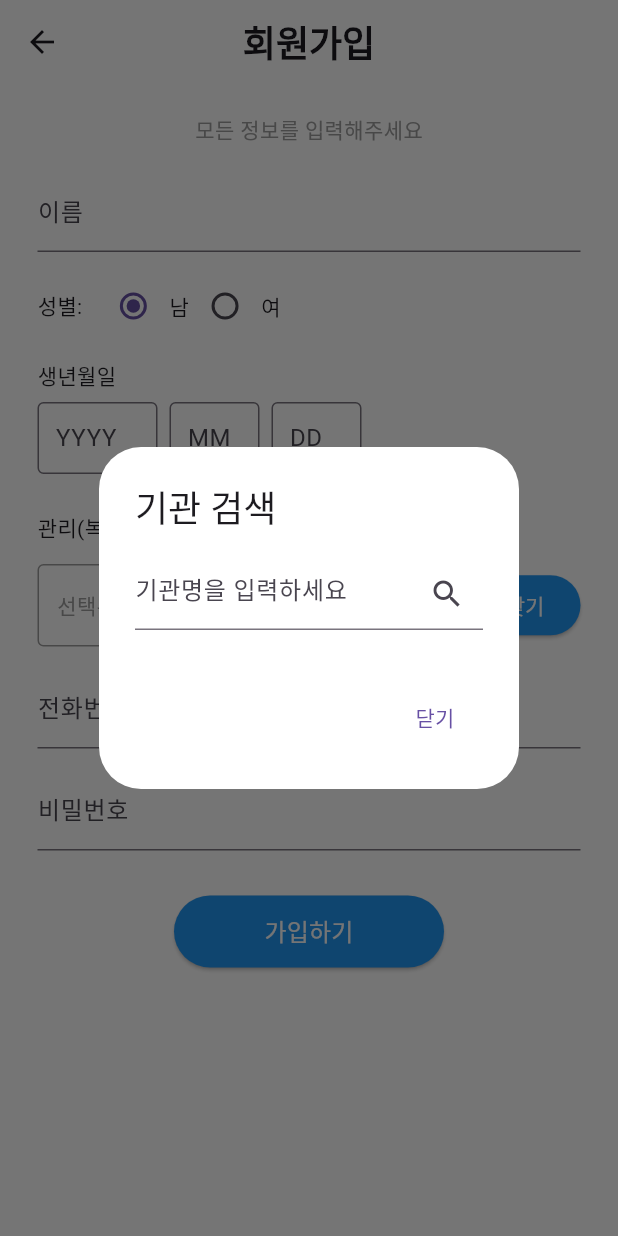
After one commit to 2024-2-CECD2-Hyeyoom/smart-elderly-care-frontend, a Flutter app: the PersonalSignupScreen screen opened directly, after a tap on "기관 찾기", on a phone screen of 412 x 824 dp. The commit adds this screen. Run offline on Flutter 3.47's test engine with Material 3 defaults, Android fonts, the phone set to English and light mode, and no system bars.

Commit message:
feat: 개인용 분석  확인 서비스 회원가입 화면 구현

```diff
--- a/lib/main.dart
+++ b/lib/main.dart
@@ -1,5 +1,6 @@
 import 'package:flutter/material.dart';
-import 'package:frontend/screens/my_login_screen.dart';
+import 'package:frontend/screens/login_screens/login_screen.dart';
+import 'package:frontend/screens/login_screens/personal_signUp_screen.dart';
 import 'package:frontend/screens/start_screen.dart';
 
 void main() {
--- a/lib/screens/my_login_screen.dart
+++ b/lib/screens/login_screens/login_screen.dart
@@ -1,15 +1,16 @@
 import 'package:flutter/material.dart';
+import 'package:frontend/screens/login_screens/personal_signUp_screen.dart';
 
 enum LoginType { user, admin }
 
-class MyLoginScreen extends StatelessWidget {
+class LoginScreen extends StatelessWidget {
   final TextEditingController phoneController = TextEditingController();
   final TextEditingController passwordController = TextEditingController();
   final ValueNotifier<bool> autoLogin = ValueNotifier(false); // 자동 로그인 상태 관리
 
   final LoginType loginType;
 
-  MyLoginScreen({super.key, required this.loginType});
+  LoginScreen({super.key, required this.loginType});
 
   @override
   Widget build(BuildContext context) {
@@ -94,7 +95,24 @@ class MyLoginScreen extends StatelessWidget {
                       ),
                       const Text('|'),
                       TextButton(
-                        onPressed: () {},
+                        onPressed: () {
+                          if (loginType == LoginType.user) {
+                            Navigator.push(
+                              context,
+                              MaterialPageRoute(
+                                  builder: (context) =>
+                                      const PersonalSignupScreen()),
+                            );
+                          } else {
+                            // 모니터링 케어 서비스 회원가입 페이지 아직
+                            Navigator.push(
+                              context,
+                              MaterialPageRoute(
+                                  builder: (context) =>
+                                      const PersonalSignupScreen()),
+                            );
+                          }
+                        },
                         child: const Text(
                           '회원가입',
                           style: TextStyle(color: Colors.grey),
--- /dev/null
+++ b/lib/screens/login_screens/personal_signUp_screen.dart
@@ -0,0 +1,346 @@
+import 'package:flutter/material.dart';
+
+class PersonalSignupScreen extends StatefulWidget {
+  const PersonalSignupScreen({super.key});
+
+  @override
+  State<PersonalSignupScreen> createState() => _SignUpScreenState();
+}
+
+class _SignUpScreenState extends State<PersonalSignupScreen> {
+  String? gender = '남';
+  String selectedCenter = '선택해주세요';
+  String? welfareCenter = '유';
+  String selectedInstitutionName = '';
+  DateTime? birthDate;
+
+  final nameController = TextEditingController();
+  final addressController = TextEditingController();
+  final contactController = TextEditingController();
+  final conditionController = TextEditingController();
+  final passwordController = TextEditingController();
+  final yearController = TextEditingController();
+  final monthController = TextEditingController();
+  final dayController = TextEditingController();
+
+  @override
+  Widget build(BuildContext context) {
+    return Scaffold(
+      backgroundColor: Colors.white,
+      appBar: AppBar(
+        backgroundColor: Colors.white,
+        centerTitle: true,
+        title: const Text(
+          '회원가입',
+          style: TextStyle(fontSize: 24, fontWeight: FontWeight.w700),
+        ),
+      ),
+      body: GestureDetector(
+        onTap: () {
+          // 입력창 포커스 해제 → 키보드 닫힘
+          FocusScope.of(context).unfocus();
+        },
+        child: SafeArea(
+          child: SingleChildScrollView(
+            padding: const EdgeInsets.symmetric(vertical: 20, horizontal: 25),
+            child: Column(
+              crossAxisAlignment: CrossAxisAlignment.start,
+              children: [
+                const Center(
+                  child: Column(
+                    children: [
+                      Text('모든 정보를 입력해주세요',
+                          style: TextStyle(color: Colors.grey)),
+                    ],
+                  ),
+                ),
+                const SizedBox(height: 15),
+
+                // 이름
+                _buildLabeledInput('이름', nameController),
+
+                // 성별
+                const SizedBox(height: 12),
+                Row(
+                  children: [
+                    const Text('성별:'),
+                    const SizedBox(width: 10),
+                    Radio<String>(
+                      value: '남',
+                      groupValue: gender,
+                      onChanged: (value) {
+                        setState(() {
+                          gender = value;
+                        });
+                      },
+                    ),
+                    const Text('남'),
+                    Radio<String>(
+                      value: '여',
+                      groupValue: gender,
+                      onChanged: (value) {
+                        setState(() {
+                          gender = value;
+                        });
+                      },
+                    ),
+                    const Text('여'),
+                  ],
+                ),
+
+                // 생년월일
+                const SizedBox(height: 12),
+                const Text('생년월일'),
+                const SizedBox(height: 8),
+                BirthInput(
+                  yearController: yearController,
+                  monthController: monthController,
+                  dayController: dayController,
+                ),
+
+                // 관리 기관 유무
+                const SizedBox(height: 12),
+                Row(
+                  children: [
+                    const Text('관리(복지) 기관 계약:'),
+                    const SizedBox(width: 10),
+                    Radio<String>(
+                      value: '유',
+                      groupValue: welfareCenter,
+                      onChanged: (value) {
+                        setState(() {
+                          welfareCenter = value;
+                        });
+                      },
+                    ),
+                    const Text('유'),
+                    Radio<String>(
+                      value: '무',
+                      groupValue: welfareCenter,
+                      onChanged: (value) {
+                        setState(() {
+                          welfareCenter = value;
+                        });
+                      },
+                    ),
+                    const Text('무'),
+                  ],
+                ),
+                // 기관 찾기
+                // 기관 계약 유 일때만 보임
+                if (welfareCenter == '유') ...[
+                  Row(
+                    children: [
+                      Expanded(
+                        child: Container(
+                          padding: const EdgeInsets.symmetric(
+                              horizontal: 12, vertical: 16),
+                          decoration: BoxDecoration(
+                            border: Border.all(color: Colors.grey),
+                            borderRadius: BorderRadius.circular(4),
+                          ),
+                          child: Text(
+                            selectedInstitutionName.isEmpty
+                                ? '선택된 기관 없음'
+                                : selectedInstitutionName,
+                            style: TextStyle(
+                                color: selectedInstitutionName.isEmpty
+                                    ? Colors.grey
+                                    : Colors.black),
+                          ),
+                        ),
+                      ),
+                      const SizedBox(width: 8),
+                      ElevatedButton(
+                        onPressed: () async {
+                          await showInstitutionSearchDialog(context,
+                              (selectedName) {
+                            setState(() {
+                              selectedInstitutionName = selectedName;
+                            });
+                          });
+                        },
+                        style: ElevatedButton.styleFrom(
+                          backgroundColor: Colors.blue,
+                          foregroundColor: Colors.white,
+                        ),
+                        child: const Text('기관 찾기'),
+                      ),
+                    ],
+                  ),
+                ],
+                const SizedBox(height: 12),
+
+                // 전화번호
+                _buildLabeledInput('전화번호', contactController),
+
+                // 비밀번호
+                const SizedBox(height: 12),
+                TextField(
+                  controller: passwordController,
+                  obscureText: true,
+                  decoration: const InputDecoration(
+                    labelText: '비밀번호',
+                    hintText: '입력해주세요',
+                  ),
+                ),
+
+                // 가입하기 버튼
+                const SizedBox(height: 30),
+                Center(
+                  child: ElevatedButton(
+                    onPressed: () {
+                      // 가입 로직
+                    },
+                    style: ElevatedButton.styleFrom(
+                      minimumSize: const Size(180, 48),
+                      backgroundColor: Colors.blue,
+                    ),
+                    child: const Text(
+                      '가입하기',
+                      style: TextStyle(fontSize: 16, color: Colors.white),
+                    ),
+                  ),
+                ),
+
+                const SizedBox(height: 24),
+              ],
+            ),
+          ),
+        ),
+      ),
+    );
+  }
+
+  Widget _buildLabeledInput(String label, TextEditingController controller) {
+    return TextField(
+      controller: controller,
+      decoration: InputDecoration(
+        labelText: label,
+        hintText: '입력해주세요',
+      ),
+    );
+  }
+}
+
+class BirthInput extends StatelessWidget {
+  final TextEditingController yearController;
+  final TextEditingController monthController;
+  final TextEditingController dayController;
+
+  const BirthInput({
+    super.key,
+    required this.yearController,
+    required this.monthController,
+    required this.dayController,
+  });
+
+  @override
+  Widget build(BuildContext context) {
+    return Row(
+      children: [
+        _buildDateField(controller: yearController, hint: 'YYYY', width: 80),
+        const SizedBox(width: 8),
+        _buildDateField(controller: monthController, hint: 'MM', width: 60),
+        const SizedBox(width: 8),
+        _buildDateField(controller: dayController, hint: 'DD', width: 60),
+      ],
+    );
+  }
+
+  Widget _buildDateField({
+    required TextEditingController controller,
+    required String hint,
+    required double width,
+  }) {
+    return SizedBox(
+      width: width,
+      child: TextField(
+        controller: controller,
+        keyboardType: TextInputType.number,
+        maxLength: hint == 'YYYY' ? 4 : 2,
+        decoration: InputDecoration(
+          counterText: '', // 글자 수 아래 표시 제거
+          hintText: hint,
+          border: OutlineInputBorder(
+            borderRadius: BorderRadius.circular(4),
+          ),
+          contentPadding:
+              const EdgeInsets.symmetric(horizontal: 8, vertical: 10),
+        ),
+      ),
+    );
+  }
+}
+
+Future<void> showInstitutionSearchDialog(
+    BuildContext context, Function(String) onInstitutionSelected) async {
+  final TextEditingController searchController = TextEditingController();
+  final List<String> dummyResults = [
+    "서울 행복복지센터",
+    "강남 노인복지관",
+    "진주 강남복지센터",
+    "사랑의 집",
+    "희망복지회관"
+  ];
+
+  List<String> filteredResults = [];
+
+  await showDialog(
+    context: context,
+    builder: (_) {
+      return StatefulBuilder(
+        builder: (context, setState) {
+          return AlertDialog(
+            backgroundColor: Colors.white,
+            title: const Text('기관 검색'),
+            content: Column(
+              mainAxisSize: MainAxisSize.min,
+              children: [
+                TextField(
+                  controller: searchController,
+                  decoration: InputDecoration(
+                    hintText: '기관명을 입력하세요',
+                    suffixIcon: IconButton(
+                      icon: const Icon(Icons.search),
+                      onPressed: () {
+                        setState(() {
+                          filteredResults = dummyResults
+                              .where((element) =>
+                                  element.contains(searchController.text))
+                              .toList();
+                        });
+                      },
+                    ),
+                  ),
+                  onSubmitted: (_) {
+                    setState(() {
+                      filteredResults = dummyResults
+                          .where((element) =>
+                              element.contains(searchController.text))
+                          .toList();
+                    });
+                  },
+                ),
+                const SizedBox(height: 10),
+                ...filteredResults.map((e) => ListTile(
+                      title: Text(e),
+                      onTap: () {
+                        Navigator.pop(context);
+                        onInstitutionSelected(e); // 선택 콜백
+                      },
+                    )),
+              ],
+            ),
+            actions: [
+              TextButton(
+                child: const Text('닫기'),
+                onPressed: () => Navigator.pop(context),
+              )
+            ],
+          );
+        },
+      );
+    },
+  );
+}
--- a/lib/screens/start_screen.dart
+++ b/lib/screens/start_screen.dart
@@ -1,5 +1,5 @@
 import 'package:flutter/material.dart';
-import 'package:frontend/screens/my_login_screen.dart';
+import 'package:frontend/screens/login_screens/login_screen.dart';
 
 class StartScreen extends StatelessWidget {
   const StartScreen({super.key});
@@ -28,7 +28,7 @@ class StartScreen extends StatelessWidget {
                     context,
                     MaterialPageRoute(
                       builder: (context) =>
-                          MyLoginScreen(loginType: LoginType.user),
+                          LoginScreen(loginType: LoginType.user),
                     ),
                   );
                 },
@@ -44,7 +44,7 @@ class StartScreen extends StatelessWidget {
                     context,
                     MaterialPageRoute(
                       builder: (context) =>
-                          MyLoginScreen(loginType: LoginType.admin),
+                          LoginScreen(loginType: LoginType.admin),
                     ),
                   );
                 },
```
Also changed, not shown: 4 other files.
